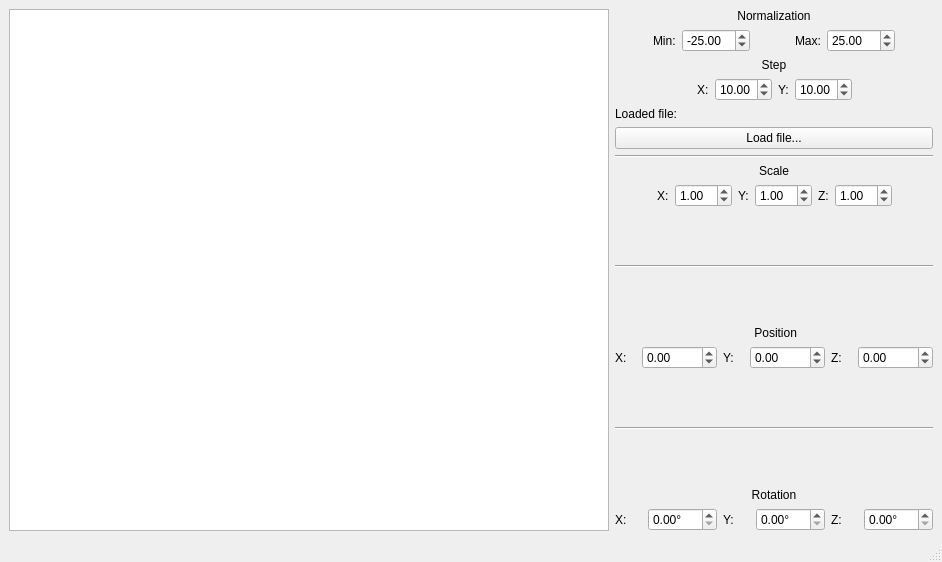
SharkyJunior/2nd-Semester-Projects, file OOP/Lab4_SurfaceViewer/mainwindow.ui: the form before one commit.
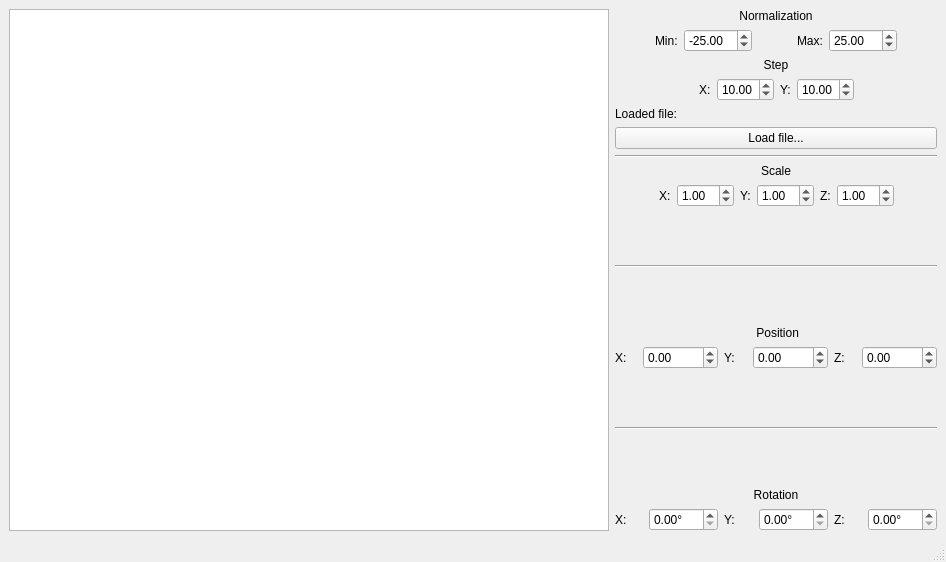
The form after the commit. Custom widgets are drawn as their Qt base class.

```diff
--- a/OOP/Lab4_SurfaceViewer/mainwindow.ui
+++ b/OOP/Lab4_SurfaceViewer/mainwindow.ui
@@ -6,7 +6,7 @@
    <rect>
     <x>0</x>
     <y>0</y>
-    <width>942</width>
+    <width>946</width>
     <height>562</height>
    </rect>
   </property>
@@ -264,6 +264,9 @@
         </item>
         <item>
          <widget class="QDoubleSpinBox" name="scaleXSpinBox">
+          <property name="minimum">
+           <double>0.010000000000000</double>
+          </property>
           <property name="maximum">
            <double>10.000000000000000</double>
           </property>
@@ -281,6 +284,9 @@
         </item>
         <item>
          <widget class="QDoubleSpinBox" name="scaleYSpinBox">
+          <property name="minimum">
+           <double>0.010000000000000</double>
+          </property>
           <property name="maximum">
            <double>10.000000000000000</double>
           </property>
@@ -298,6 +304,9 @@
         </item>
         <item>
          <widget class="QDoubleSpinBox" name="scaleZSpinBox">
+          <property name="minimum">
+           <double>0.010000000000000</double>
+          </property>
           <property name="maximum">
            <double>10.000000000000000</double>
           </property>
```
Left out of the diff: 2 changed lines with no effect on the pictures.
